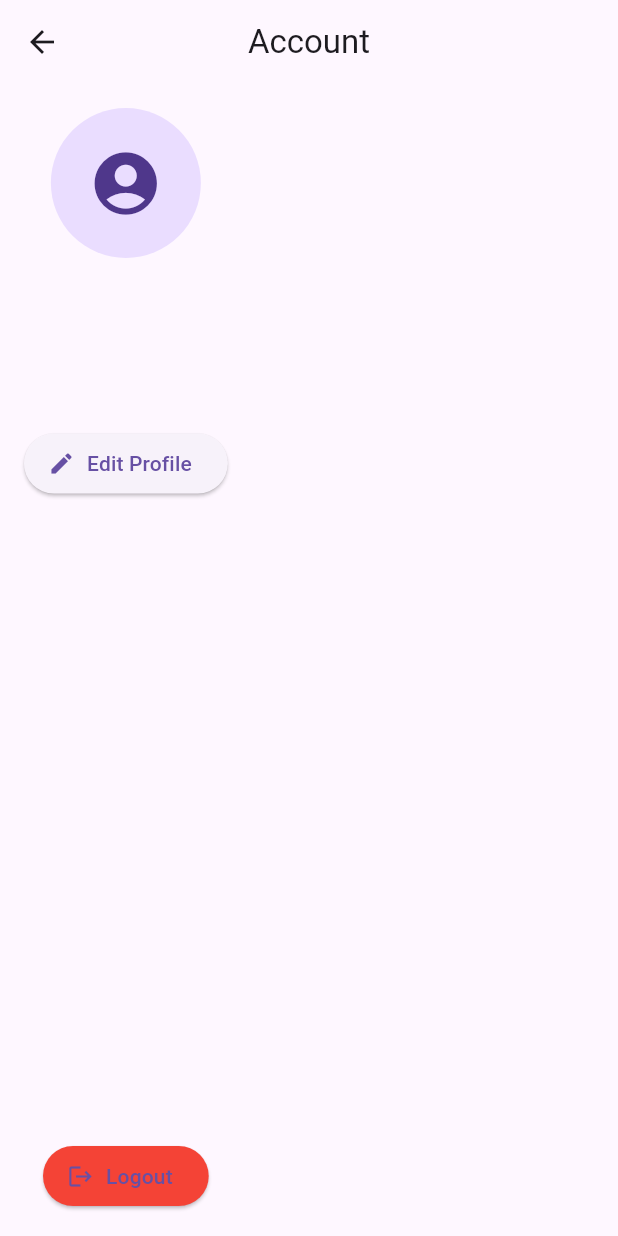
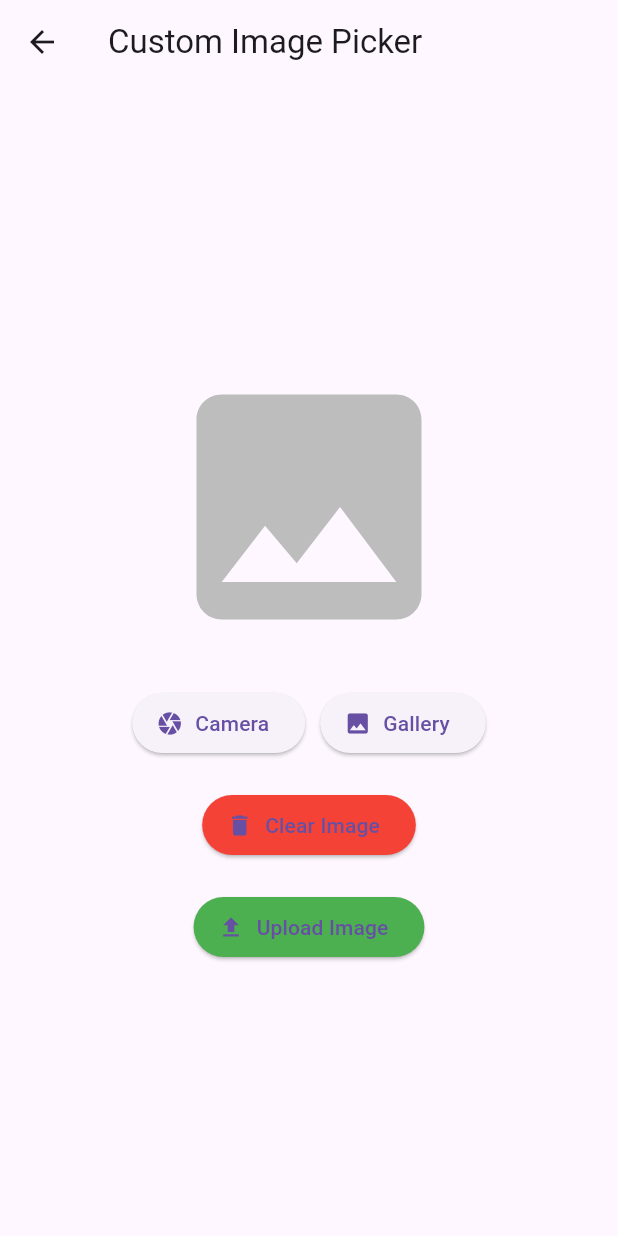
Before and after one commit to radan775/e_qurban, a Flutter app: the HomeView screen opened by its route, item 3 of the bottom bar chosen, on a phone screen of 412 x 824 dp. Run offline on Flutter 3.47's test engine with Material 3 defaults, Android fonts, the phone set to English and light mode, and no system bars; our stand-ins replace firebase_auth, firebase_core, firebase_messaging, firebase_storage, get, google_sign_in and 2 more; accounts and stored records are empty; network calls fail.

Commit message:
image picker gagal

```diff
--- a/lib/app/modules/components/product_card.dart
+++ b/lib/app/modules/components/product_card.dart
@@ -57,7 +57,7 @@ class ProductCard extends StatelessWidget {
               // Kategori produk (contoh: "Kambing atau Sapi")
               Text(
                 product.category.name,
-                style: TextStyle(color: Colors.grey),
+                style: const TextStyle(color: Colors.grey),
               ),
 
               const SizedBox(height: 4),
--- a/lib/app/modules/home/views/home_view.dart
+++ b/lib/app/modules/home/views/home_view.dart
@@ -102,11 +102,15 @@ class HomeView extends GetView<HomeController> {
               }
             }),
             BottomNavigationBar(
+              type: BottomNavigationBarType.fixed,
+              backgroundColor: Colors.blue,
               currentIndex: 0,
               onTap: (index) {
                 if (index == 1) {
                   Get.toNamed(Routes.INI_WEBVIEW);
                 } else if (index == 2) {
+                  Get.toNamed(Routes.IMG_PICKER);
+                } else if (index == 3) {
                   Get.toNamed(Routes.ACCOUNT);
                 }
               },
@@ -115,7 +119,11 @@ class HomeView extends GetView<HomeController> {
                 BottomNavigationBarItem(
                     icon: Icon(Icons.web), label: 'WebView'),
                 BottomNavigationBarItem(
-                    icon: Icon(Icons.account_box), label: 'Account')
+                    icon: Icon(Icons.ice_skating), label: 'image'),
+                BottomNavigationBarItem(
+                  icon: Icon(Icons.account_box),
+                  label: 'Account',
+                ),
               ],
             )
           ],
--- /dev/null
+++ b/lib/app/modules/images_picker/controllers/image_picker_controller.dart
@@ -0,0 +1,43 @@
+import 'dart:io';
+import 'package:get/get.dart';
+import 'package:image_picker/image_picker.dart';
+import 'package:firebase_storage/firebase_storage.dart';
+// ignore: depend_on_referenced_packages
+import 'package:path/path.dart';
+
+class ImagePickerController extends GetxController {
+  final Rx<File?> selectedImage = Rx<File?>(null);
+  final ImagePicker picker = ImagePicker();
+
+  Future<void> pickImage(ImageSource source) async {
+    final XFile? image = await picker.pickImage(source: source);
+    if (image != null) {
+      selectedImage.value = File(image.path);
+    }
+    print("ini image${selectedImage.value}");
+  }
+
+  void clearImage() {
+    selectedImage.value = null;
+  }
+
+  Future<void> uploadImage() async {
+    if (selectedImage.value == null) {
+      print('Pilih gambar terlebih dahulu.');
+      return;
+    }
+
+    String fileName = basename(selectedImage.value!.path);
+
+    try {
+      final storageRef = FirebaseStorage.instance.ref().child(fileName);
+
+      await storageRef.putFile(selectedImage.value!);
+
+      String downloadUrl = await storageRef.getDownloadURL();
+      print('File berhasil diupload. URL: $downloadUrl');
+    } catch (e) {
+      print('Terjadi error saat upload: $e');
+    }
+  }
+}
--- /dev/null
+++ b/lib/app/modules/images_picker/views/image_picker_view.dart
@@ -0,0 +1,69 @@
+import 'package:e_qurban/app/modules/images_picker/controllers/image_picker_controller.dart';
+import 'package:flutter/material.dart';
+import 'package:get/get.dart';
+import 'package:image_picker/image_picker.dart';
+
+class ImagePickerView extends GetView<ImagePickerController> {
+  const ImagePickerView({super.key});
+
+  @override
+  Widget build(BuildContext context) {
+    return Scaffold(
+      appBar: AppBar(
+        title: const Text("Custom Image Picker"),
+      ),
+      body: Center(
+        child: Obx(() {
+          return Column(
+            mainAxisAlignment: MainAxisAlignment.center,
+            children: [
+              controller.selectedImage.value != null
+                  ? Image.file(
+                      controller.selectedImage.value!,
+                      width: 200,
+                      height: 200,
+                      fit: BoxFit.cover,
+                    )
+                  : Icon(
+                      Icons.image,
+                      size: 200,
+                      color: Colors.grey[400],
+                    ),
+              const SizedBox(height: 20),
+              Row(
+                mainAxisAlignment: MainAxisAlignment.center,
+                children: [
+                  ElevatedButton.icon(
+                    onPressed: () => controller.pickImage(ImageSource.camera),
+                    icon: const Icon(Icons.camera),
+                    label: const Text("Camera"),
+                  ),
+                  const SizedBox(width: 10),
+                  ElevatedButton.icon(
+                    onPressed: () => controller.pickImage(ImageSource.gallery),
+                    icon: const Icon(Icons.photo),
+                    label: const Text("Gallery"),
+                  ),
+                ],
+              ),
+              const SizedBox(height: 20),
+              ElevatedButton.icon(
+                onPressed: controller.clearImage,
+                icon: const Icon(Icons.delete),
+                label: const Text("Clear Image"),
+                style: ElevatedButton.styleFrom(backgroundColor: Colors.red),
+              ),
+              const SizedBox(height: 20),
+              ElevatedButton.icon(
+                onPressed: controller.uploadImage,
+                icon: const Icon(Icons.upload),
+                label: const Text("Upload Image"),
+                style: ElevatedButton.styleFrom(backgroundColor: Colors.green),
+              ),
+            ],
+          );
+        }),
+      ),
+    );
+  }
+}
--- a/lib/app/modules/register/views/register_view.dart
+++ b/lib/app/modules/register/views/register_view.dart
@@ -67,7 +67,7 @@ class RegisterView extends GetView<RegisterController> {
                 onPressed: () {},
                 style: ElevatedButton.styleFrom(
                   backgroundColor: Colors.lightGreen,
-                  padding: EdgeInsets.symmetric(vertical: 16),
+                  padding: const EdgeInsets.symmetric(vertical: 16),
                 ),
                 child: const Text(
                   'Daftar',
--- a/lib/app/routes/app_routes.dart
+++ b/lib/app/routes/app_routes.dart
@@ -10,6 +10,7 @@ abstract class Routes {
   static const INI_TAMPILAN_WEB = _Paths.INI_TAMPILAN_WEB;
   static const DETAIL_PRODUCT = _Paths.DETAIL_PRODUCT;
   static const ACCOUNT = _Paths.ACCOUNT;
+  static const IMG_PICKER = _Paths.IMG_PICKER;
 }
 
 abstract class _Paths {
@@ -21,4 +22,5 @@ abstract class _Paths {
   static const INI_TAMPILAN_WEB = '/tampilan_web';
   static const DETAIL_PRODUCT = '/detail_product';
   static const ACCOUNT = '/account';
+  static const IMG_PICKER = '/image_picker';
 }
--- a/pubspec.yaml
+++ b/pubspec.yaml
@@ -42,6 +42,10 @@ dependencies:
   firebase_core: ^2.15.1
   google_sign_in: ^6.2.1
   firebase_messaging: ^14.7.10
+  image_picker: ^1.1.2
+  path_provider: ^2.1.5
+  cloud_firestore: ^4.17.5
+  firebase_storage: ^11.6.5
 
 dev_dependencies:
   flutter_test:
```
Also changed, not shown: lib/app/modules/account/view/account_view.dart (+5 -4 lines), lib/app/modules/controller/auth_controller.dart (+2 -6 lines), lib/app/modules/images_picker/bindings/image_picker_binding.dart (added, +11 -0 lines), lib/app/modules/product_detail/views/product_detail_view.dart (+27 -26 lines), lib/app/routes/app_pages.dart (+8 -4 lines), firebase.json, lib/app/modules/account/controllers/account_controller.dart (line endings or trailing spaces), lib/firebase_options.dart, pubspec.lock, 6 other files.
